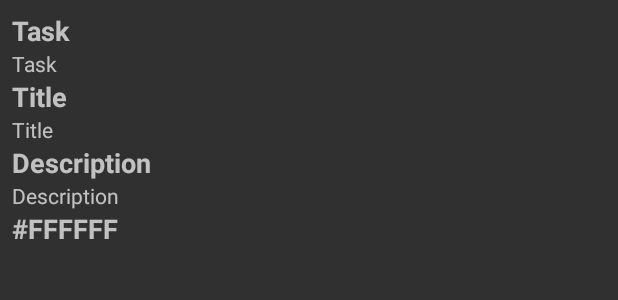
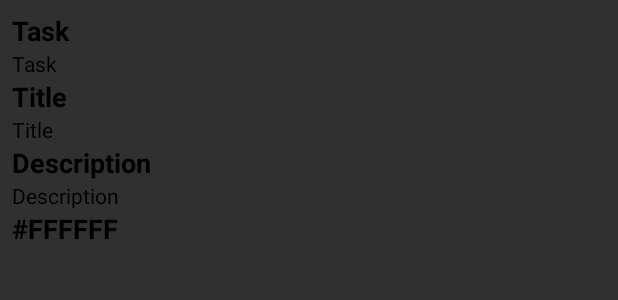
Before and after one commit to ljmarinscull/Baubuddy, an Android app: the layout remote_resource_layout.xml on its own in the app's theme, with its tools: preview values and no code run, on a phone screen of 412 x 824 dp. Shown: the top 300 px of the screen. Run offline under Robolectric (Android 15) with nearby library versions, the phone set to English and light mode, and no system bars.

Commit message:
Updating app resources

```diff
--- a/app/src/main/res/layout/activity_main.xml
+++ b/app/src/main/res/layout/activity_main.xml
@@ -4,7 +4,9 @@
     xmlns:tools="http://schemas.android.com/tools"
     android:layout_width="match_parent"
     android:layout_height="match_parent"
-    tools:context=".MainActivity">
+    tools:context=".ui.MainActivity">
+
+
 
     <androidx.fragment.app.FragmentContainerView
         android:id="@+id/navHost"
--- a/app/src/main/res/layout/remote_resource_layout.xml
+++ b/app/src/main/res/layout/remote_resource_layout.xml
@@ -13,6 +13,7 @@
         android:layout_width="match_parent"
         android:layout_height="wrap_content"
         android:textStyle="bold"
+        android:textColor="@color/black"
         android:textAppearance="@style/TextAppearance.AppCompat.Medium"
         app:layout_constraintEnd_toEndOf="parent"
         app:layout_constraintStart_toStartOf="parent"
@@ -23,6 +24,7 @@
         android:id="@+id/task"
         android:layout_width="match_parent"
         android:layout_height="wrap_content"
+        android:textColor="@color/black"
         app:layout_constraintEnd_toEndOf="parent"
         app:layout_constraintStart_toStartOf="parent"
         app:layout_constraintTop_toTopOf="parent"
@@ -32,16 +34,19 @@
         android:id="@+id/titleLabel"
         android:layout_width="match_parent"
         android:layout_height="wrap_content"
+        android:textColor="@color/black"
         android:textStyle="bold"
         android:textAppearance="@style/TextAppearance.AppCompat.Medium"
         app:layout_constraintEnd_toEndOf="parent"
         app:layout_constraintStart_toStartOf="parent"
         app:layout_constraintTop_toTopOf="parent"
         android:text="@string/title" />
+
     <TextView
         android:id="@+id/title"
         android:layout_width="match_parent"
         android:layout_height="wrap_content"
+        android:textColor="@color/black"
         app:layout_constraintEnd_toEndOf="parent"
         app:layout_constraintStart_toStartOf="parent"
         app:layout_constraintTop_toTopOf="parent"
@@ -51,16 +56,19 @@
         android:id="@+id/descriptionLabel"
         android:layout_width="match_parent"
         android:layout_height="wrap_content"
+        android:textColor="@color/black"
         android:textStyle="bold"
         android:textAppearance="@style/TextAppearance.AppCompat.Medium"
         app:layout_constraintEnd_toEndOf="parent"
         app:layout_constraintStart_toStartOf="parent"
         app:layout_constraintTop_toTopOf="parent"
         android:text="@string/description" />
+
     <TextView
         android:id="@+id/description"
         android:layout_width="match_parent"
         android:layout_height="wrap_content"
+        android:textColor="@color/black"
         app:layout_constraintEnd_toEndOf="parent"
         app:layout_constraintStart_toStartOf="parent"
         app:layout_constraintTop_toTopOf="parent"
@@ -70,6 +78,7 @@
         android:id="@+id/colorCode"
         android:layout_width="match_parent"
         android:layout_height="wrap_content"
+        android:textColor="@color/black"
         android:textStyle="bold"
         android:textAppearance="@style/TextAppearance.AppCompat.Medium"
         app:layout_constraintEnd_toEndOf="parent"
--- a/app/src/main/res/menu/app_menu.xml
+++ b/app/src/main/res/menu/app_menu.xml
@@ -7,10 +7,10 @@
         android:title="@string/search"
         android:iconifiedByDefault="true"
         app:actionViewClass="androidx.appcompat.widget.SearchView"
-        app:showAsAction="always" />
+        app:showAsAction="ifRoom" />
     <item
         android:id="@+id/action_qr"
         android:icon="@drawable/qr_code_scanner_24"
         android:title="@string/scan"
-        app:showAsAction="ifRoom" />
+        app:showAsAction="always" />
 </menu>
--- a/app/src/main/res/values-night/themes.xml
+++ b/app/src/main/res/values-night/themes.xml
@@ -1,6 +1,6 @@
 <resources xmlns:tools="http://schemas.android.com/tools">
     <!-- Base application theme. -->
-    <style name="Base.Theme.Baubuddy" parent="Theme.Material3.DayNight.NoActionBar">
+    <style name="Base.Theme.Baubuddy" parent="Theme.MaterialComponents.DayNight">
         <!-- Customize your dark theme here. -->
         <!-- <item name="colorPrimary">@color/my_dark_primary</item> -->
     </style>
--- a/app/src/main/res/values/strings.xml
+++ b/app/src/main/res/values/strings.xml
@@ -13,6 +13,6 @@
     <string name="search">Search</string>
     <string name="title_home">Home</string>
     <string name="title_login">Login</string>
-    <string name="search_hint">Search e.g. \\\'query+able=true\\\'\n</string>
+    <string name="search_hint">Search e.g. "'query+able=true'"</string>
     <string name="color_code_label">Color Code: %1$s</string>
 </resources>
```
Also changed, not shown: app/src/main/res/values/themes.xml (+5 -6 lines).
